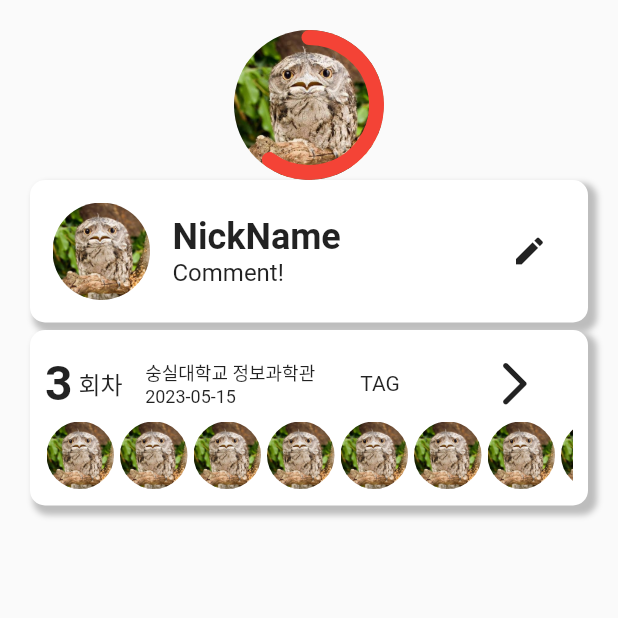
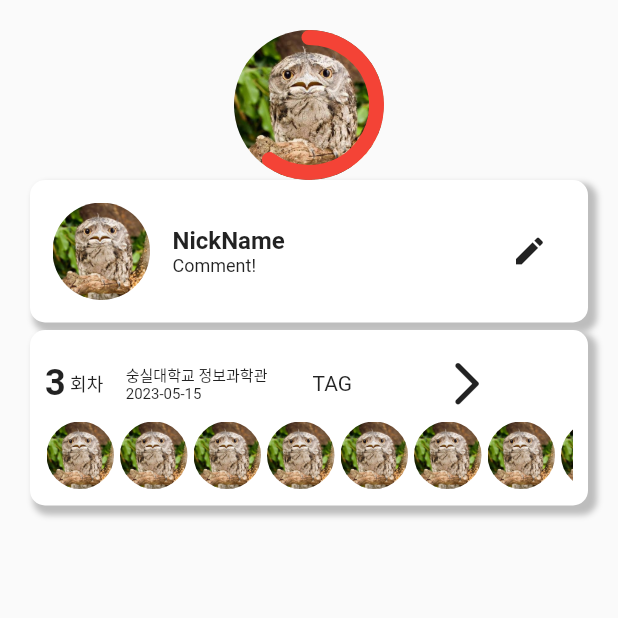
Before and after one commit to rbgus2002/cactusdy, a Flutter app: the screen it shows after launch, after a tap on "Work Space Screen", on a phone screen of 412 x 824 dp, the top half of it. Run offline on Flutter 3.47's test engine with Material 2 defaults, Android fonts, the phone set to English and light mode, and no system bars.

Commit message:
[F] Change : ALL : Design 및 text_style size 조정

```diff
--- a/frontend/lib/themes/design.dart
+++ b/frontend/lib/themes/design.dart
@@ -5,9 +5,9 @@ class Design{
   static const double padding = 15;
   static const double borderRadius = 10;
 
-  static const SizedBox padding5 = SizedBox(width: 5);
-  static const SizedBox padding10 = SizedBox(width: 10);
-  static const SizedBox padding15 = SizedBox(width: 15);
+  static const SizedBox padding5 = SizedBox(width: 5, height: 5,);
+  static const SizedBox padding10 = SizedBox(width: 10, height: 10,);
+  static const SizedBox padding15 = SizedBox(width: 15, height: 15,);
 
   static const List<BoxShadow> basicShadows = [ BoxShadow(
       color: ColorStyles.shadow,
--- a/frontend/lib/themes/text_styles.dart
+++ b/frontend/lib/themes/text_styles.dart
@@ -8,17 +8,17 @@ class TextStyles {
   static const _semiBold  = FontWeight.w600;
   static const _bold      = FontWeight.w700;
 
-  static const titleBig = TextStyle(fontSize: 48, fontWeight: _bold );
-  static const titleLarge = TextStyle(fontSize: 32, fontWeight: _bold );
-  static const titleMedium = TextStyle(fontSize: 28, fontWeight: _bold);
-  static const titleSmall = TextStyle(fontSize: 24, fontWeight: _bold);
+  static const titleBig = TextStyle(fontSize: 28, fontWeight: _bold );
+  static const titleLarge = TextStyle(fontSize: 24, fontWeight: _bold );
+  static const titleMedium = TextStyle(fontSize: 20, fontWeight: _bold);
+  static const titleSmall = TextStyle(fontSize: 16, fontWeight: _bold);
 
-  static const bodyLarge = TextStyle(fontSize: 20);
-  static const bodyMedium = TextStyle(fontSize: 16);
-  static const bodySmall = TextStyle(fontSize: 12);
+  static const bodyLarge = TextStyle(fontSize: 16);
+  static const bodyMedium = TextStyle(fontSize: 12);
+  static const bodySmall = TextStyle(fontSize: 10);
 
 
   static const hintTextStyle = TextStyle(fontSize: 12, color: ColorStyles.lightGrey);
   static const tagTextStyle = TextStyle(fontSize: 14, leadingDistribution: TextLeadingDistribution.even, fontWeight: _bold);
-
+  static const taskTextStyle = TextStyle(fontSize: 12, leadingDistribution: TextLeadingDistribution.even, fontWeight: _bold, );
 }
```
Also changed, not shown: frontend/lib/widgets/task.dart (added).
